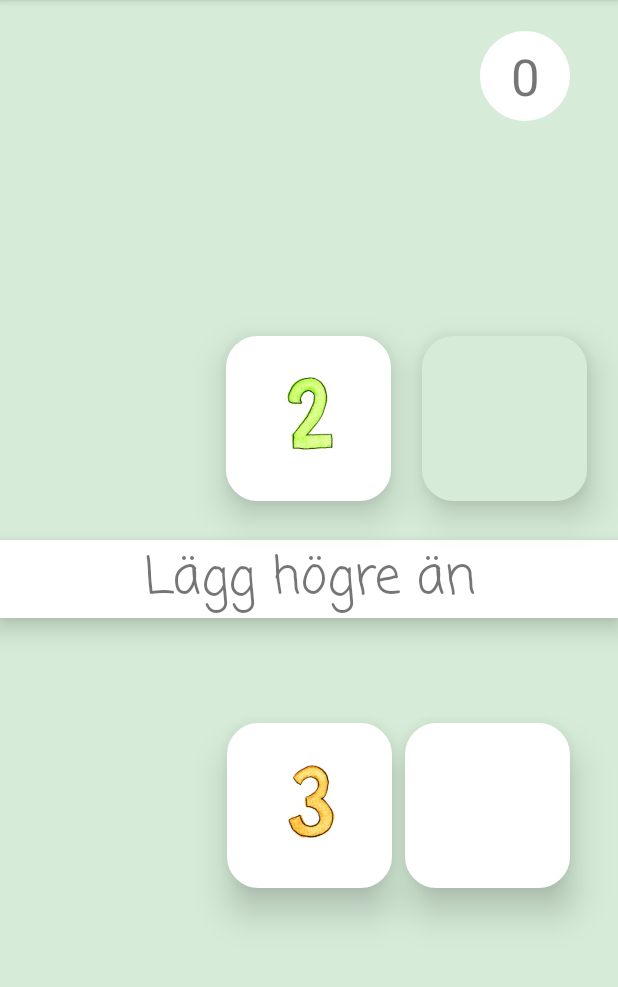
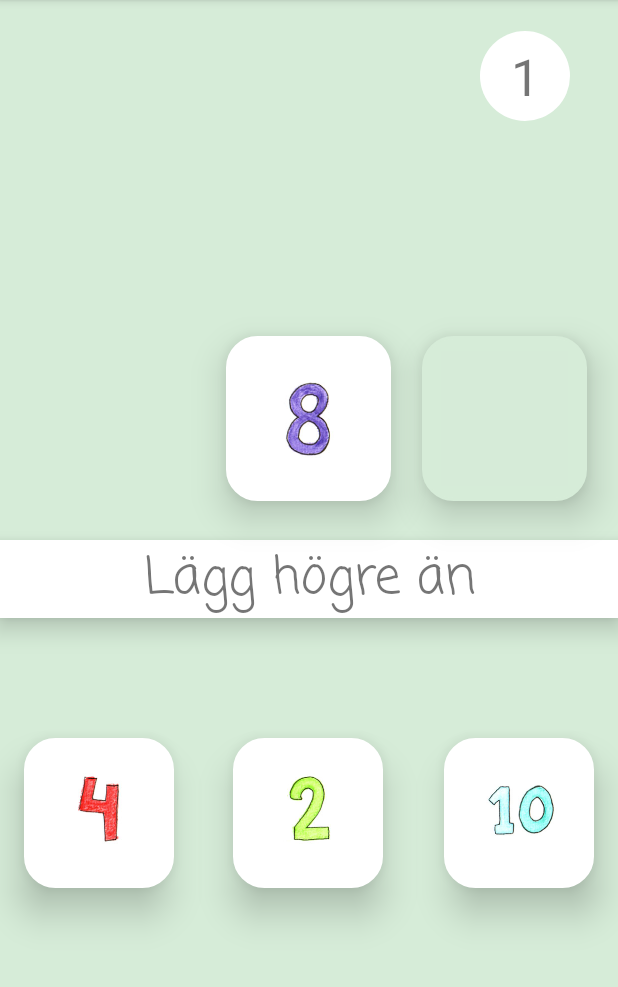
Before and after one commit to Noccis/TonisApp, an Android app: the LvlTwoActivity screen opened directly, with no data from a screen before it, after a tap on an icon or button, on a phone screen of 412 x 824 dp, the part 84-1071 px from its top. Run offline under Robolectric (Android 15) with nearby library versions, the phone set to English and light mode, and no system bars.

Commit message:
Fixed extra card lvl 2, fixed return to main at score 7

```diff
--- a/app/src/main/java/com/example/tonisapp/LvlTwoActivity.kt
+++ b/app/src/main/java/com/example/tonisapp/LvlTwoActivity.kt
@@ -33,6 +33,7 @@ class LvlTwoActivity : AppCompatActivity() {
     var hiOrLow = 0
     var rightNr = 0
     var wrongNr = 0
+    var wrongNr2 = 0    // Extra fel nr för extra playerCard
     var score = 0
     var rightAnswerCard = 0     // Håller reda på vilket kort som är rätt
     var rightAnswerImageId = 0  // Sparar imageId för rätta svaret för att återanvända kortet
@@ -79,7 +80,7 @@ class LvlTwoActivity : AppCompatActivity() {
         hiOrLowTextView.text =
             hiOrLow()                        //Bestämmer om man ska lägga högre eller lägre.
 
-        Log.d("nummer", "$mainNr")
+
 
         // Genererar rätt och fel svar till random playerCard
         randomPlayerCard(listOfcards)
@@ -126,7 +127,7 @@ class LvlTwoActivity : AppCompatActivity() {
 
 
     fun randomPlayerCard(cardList: MutableList<Card>) {
-        val placement = random1or2()
+        val placement = (1..3).random()
 
         val lowerNr =
             mainNr - 1     // Skapade dessa variabler då något blev fel när jag skrev mmain -1
@@ -136,17 +137,20 @@ class LvlTwoActivity : AppCompatActivity() {
 
             rightNr = (1..lowerNr).random()
             wrongNr = (higherNr..10).random()
+            wrongNr2 = (higherNr..10).random()
 
         } else if (hiOrLow == 2) {
 
             rightNr = (higherNr..10).random()
             wrongNr = (1..lowerNr).random()
+            wrongNr2 = (1..lowerNr).random()
 
         }
 
         if (placement == 1) {
             playerCard1View.setImageResource(cardList[rightNr - 1].imageId)
             playerCard2View.setImageResource(cardList[wrongNr - 1].imageId)
+            playerCard3View.setImageResource(cardList[wrongNr2 - 1].imageId)
 
             rightAnswerImageId =
                 cardList[rightNr - 1].imageId       // Sparar imageId för senare använding
@@ -157,12 +161,23 @@ class LvlTwoActivity : AppCompatActivity() {
         } else if (placement == 2) {
             playerCard1View.setImageResource(cardList[wrongNr - 1].imageId)
             playerCard2View.setImageResource(cardList[rightNr - 1].imageId)
+            playerCard3View.setImageResource(cardList[wrongNr2 - 1].imageId)
 
             rightAnswerImageId =
                 cardList[rightNr - 1].imageId       // Sparar imageId för senare använding
 
             rightAnswerCard = 2
 
+        }
+        else if (placement == 3) {
+            playerCard1View.setImageResource(cardList[wrongNr - 1].imageId)
+            playerCard2View.setImageResource(cardList[wrongNr2 - 1].imageId)
+            playerCard3View.setImageResource(cardList[rightNr - 1].imageId)
+
+            rightAnswerImageId =
+                cardList[rightNr - 1].imageId       // Sparar imageId för senare använding
+
+            rightAnswerCard = 3
         }
     }
 
@@ -176,9 +191,13 @@ class LvlTwoActivity : AppCompatActivity() {
 
             view.visibility = View.INVISIBLE
             playerCard2View.visibility = View.INVISIBLE
+            playerCard3View.visibility = View.INVISIBLE
 
             if (score >= 20) {
                 startNextLvlActivity()
+            }
+            else {
+                reload()
             }
 
 
@@ -197,14 +216,19 @@ class LvlTwoActivity : AppCompatActivity() {
 
            */
 
-            reload()
 
-        } else if (score > 0) {
+
+        } else if (score > 7) {
             score--
             scoreTextView.text = "$score"       // Varför uppdateras inte detta automatiskt?
 
             view.visibility = View.INVISIBLE
-        } else {
+        }
+        else if (score <= 7) {
+
+            returnToMainActivity()
+        }
+        else {
             view.visibility = View.INVISIBLE
         }
 
@@ -220,9 +244,13 @@ class LvlTwoActivity : AppCompatActivity() {
 
             view.visibility = View.GONE
             playerCard1View.visibility = View.GONE
+            playerCard3View.visibility = View.GONE
 
             if (score >= 20) {
                 startNextLvlActivity()
+            }
+            else {
+                reload()
             }
 
 
@@ -241,15 +269,74 @@ class LvlTwoActivity : AppCompatActivity() {
 
              */
 
-            reload()
 
-        } else if (score > 0) {
+
+        } else if (score > 7) {
             score--
             scoreTextView.text = "$score"       // Varför uppdateras inte detta automatiskt?
 
             view.visibility = View.INVISIBLE
+        }
+        else if (score <= 7) {
+
+            returnToMainActivity()
+
 
         } else {
+
+            view.visibility = View.INVISIBLE
+        }
+
+
+    }
+
+    fun answeringCard3(view: View) {
+
+
+        if (rightAnswerCard == 3) {
+            score++
+            scoreTextView.text = "$score"
+
+            view.visibility = View.GONE
+            playerCard1View.visibility = View.GONE
+            playerCard2View.visibility = View.GONE
+
+            if (score >= 20) {
+                startNextLvlActivity()
+            }
+            else {
+                reload()
+            }
+
+
+            /*
+            if (hiOrLow == 1) {
+
+                lowerView.setImageResource(rightAnswerImageId)
+                lowerView.setBackgroundResource(R.drawable.roundedcorner)
+
+            } else if (hiOrLow == 2) {
+
+                higherView.setImageResource(rightAnswerImageId)
+                higherView.setBackgroundResource(R.drawable.roundedcorner)
+
+            }
+
+             */
+
+
+
+        } else if (score > 7) {
+            score--
+            scoreTextView.text = "$score"       // Varför uppdateras inte detta automatiskt?
+
+            view.visibility = View.INVISIBLE
+        }
+        else if (score <= 7) {
+
+            returnToMainActivity()
+        }
+        else {
 
             view.visibility = View.INVISIBLE
         }
@@ -274,6 +361,7 @@ class LvlTwoActivity : AppCompatActivity() {
 
         playerCard1View.visibility = View.VISIBLE
         playerCard2View.visibility = View.VISIBLE
+        playerCard3View.visibility = View.VISIBLE
 
         mainNrView.setImageResource(setImage(listOfcards))
 
@@ -283,7 +371,7 @@ class LvlTwoActivity : AppCompatActivity() {
 
     }
 
-    fun startNextLvlActivity() {
+    private fun startNextLvlActivity() {
 
         val intent = Intent(this, LvlThreeActivity::class.java)
         intent.putExtra("score", score)
@@ -291,4 +379,10 @@ class LvlTwoActivity : AppCompatActivity() {
 
         Log.d("nummer", "Nu startas nästa aktivitet.")
     }
+
+    private fun returnToMainActivity() {
+        val intent = Intent(this, MainActivity::class.java)
+        intent.putExtra("score", score)
+        startActivity(intent)
+    }
 }
--- a/app/src/main/res/layout/activity_lvl_two.xml
+++ b/app/src/main/res/layout/activity_lvl_two.xml
@@ -70,9 +70,9 @@
 
     <ImageView
         android:id="@+id/playerCard1"
-        android:layout_width="110dp"
-        android:layout_height="110dp"
-        android:layout_marginStart="32dp"
+        android:layout_width="100dp"
+        android:layout_height="100dp"
+        android:layout_marginStart="16dp"
         android:background="@drawable/roundedcorner"
         android:elevation="15dp"
         android:onClick="answeringCard1"
@@ -86,12 +86,12 @@
 
     <ImageView
         android:id="@+id/playerCard3"
-        android:layout_width="110dp"
-        android:layout_height="110dp"
-        android:layout_marginEnd="32dp"
+        android:layout_width="100dp"
+        android:layout_height="100dp"
+        android:layout_marginEnd="16dp"
         android:background="@drawable/roundedcorner"
         android:elevation="15dp"
-        android:onClick="answeringCard2"
+        android:onClick="answeringCard3"
         android:paddingLeft="10dp"
         android:paddingTop="10dp"
         android:paddingRight="10dp"
@@ -152,17 +152,18 @@
 
     <ImageView
         android:id="@+id/playerCard2"
-        android:layout_width="110dp"
-        android:layout_height="110dp"
+        android:layout_width="100dp"
+        android:layout_height="100dp"
         android:background="@drawable/roundedcorner"
         android:elevation="15dp"
-        android:onClick="answeringCard1"
+        android:onClick="answeringCard2"
         android:paddingLeft="10dp"
         android:paddingTop="10dp"
         android:paddingRight="10dp"
         android:paddingBottom="10dp"
         app:layout_constraintBottom_toTopOf="@+id/playerCardGuideline"
         app:layout_constraintEnd_toStartOf="@+id/playerCard3"
+        app:layout_constraintHorizontal_bias="0.493"
         app:layout_constraintStart_toEndOf="@+id/playerCard1"
         app:srcCompat="@drawable/blank" />
 
```
Also changed, not shown: app/src/main/java/com/example/tonisapp/MainActivity.kt (+16 -8 lines).
